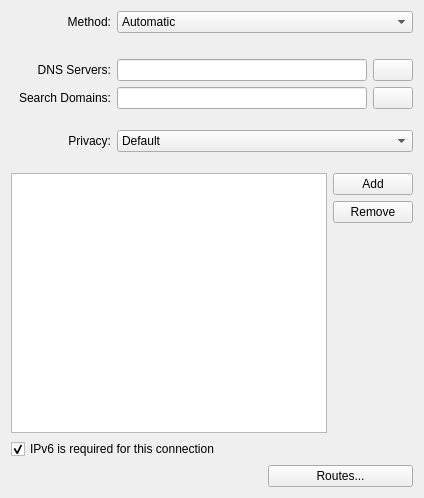
The window that libs/editor/settings/ui/ipv6.ui (KDE/plasma-nm) describes before a commit, drawn with Qt 5.
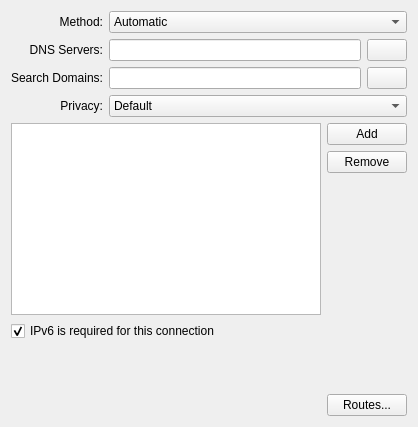
The same window after the commit. Icons and pictures are not drawn. Custom widgets are drawn as their Qt base class.

The edit to the form file:
```diff
--- a/libs/editor/settings/ui/ipv6.ui
+++ b/libs/editor/settings/ui/ipv6.ui
@@ -6,46 +6,34 @@
    <rect>
     <x>0</x>
     <y>0</y>
-    <width>424</width>
-    <height>498</height>
+    <width>418</width>
+    <height>427</height>
    </rect>
   </property>
+  <property name="sizePolicy">
+   <sizepolicy hsizetype="Preferred" vsizetype="Preferred">
+    <horstretch>0</horstretch>
+    <verstretch>0</verstretch>
+   </sizepolicy>
+  </property>
   <property name="toolTip">
    <string extracomment="Advanced IP settings"/>
   </property>
+  <property name="layoutDirection">
+   <enum>Qt::LeftToRight</enum>
+  </property>
   <layout class="QGridLayout" name="gridLayout_2">
-   <item row="4" column="1">
-    <spacer name="verticalSpacer_5">
-     <property name="orientation">
-      <enum>Qt::Vertical</enum>
-     </property>
-     <property name="sizeType">
-      <enum>QSizePolicy::Fixed</enum>
-     </property>
-     <property name="sizeHint" stdset="0">
-      <size>
-       <width>17</width>
-       <height>15</height>
-      </size>
-     </property>
-    </spacer>
-   </item>
-   <item row="5" column="0">
-    <widget class="QLabel" name="labelPrivacy">
-     <property name="sizePolicy">
-      <sizepolicy hsizetype="Minimum" vsizetype="Preferred">
-       <horstretch>0</horstretch>
-       <verstretch>0</verstretch>
-      </sizepolicy>
+   <item row="5" column="0" colspan="2">
+    <widget class="QCheckBox" name="ipv6RequiredCB">
+     <property name="toolTip">
+      <string>When connecting to IPv4-capable networks, allows the connection to complete if
+IPv6 configuration fails but IPv4 configuration succeeds</string>
      </property>
      <property name="text">
-      <string>Privacy:</string>
+      <string>IPv6 is required for this connection</string>
      </property>
-     <property name="alignment">
-      <set>Qt::AlignRight|Qt::AlignTrailing|Qt::AlignVCenter</set>
-     </property>
-     <property name="buddy">
-      <cstring>privacyCombo</cstring>
+     <property name="checked">
+      <bool>true</bool>
      </property>
     </widget>
    </item>
@@ -68,79 +56,7 @@
      </property>
     </widget>
    </item>
-   <item row="0" column="1" colspan="2">
-    <widget class="KComboBox" name="method">
-     <item>
-      <property name="text">
-       <string>Automatic</string>
-      </property>
-     </item>
-     <item>
-      <property name="text">
-       <string>Automatic (Only addresses)</string>
-      </property>
-     </item>
-     <item>
-      <property name="text">
-       <string>Automatic (Only DHCP)</string>
-      </property>
-     </item>
-     <item>
-      <property name="text">
-       <string>Link-Local</string>
-      </property>
-     </item>
-     <item>
-      <property name="text">
-       <string comment="like in use Manual configuration">Manual</string>
-      </property>
-     </item>
-     <item>
-      <property name="text">
-       <string comment="like in this setting is Disabled">Ignored</string>
-      </property>
-     </item>
-    </widget>
-   </item>
    <item row="1" column="1">
-    <spacer name="verticalSpacer">
-     <property name="orientation">
-      <enum>Qt::Vertical</enum>
-     </property>
-     <property name="sizeType">
-      <enum>QSizePolicy::Minimum</enum>
-     </property>
-     <property name="sizeHint" stdset="0">
-      <size>
-       <width>20</width>
-       <height>20</height>
-      </size>
-     </property>
-    </spacer>
-   </item>
-   <item row="2" column="0">
-    <widget class="QLabel" name="dnsLabel">
-     <property name="sizePolicy">
-      <sizepolicy hsizetype="Minimum" vsizetype="Preferred">
-       <horstretch>0</horstretch>
-       <verstretch>0</verstretch>
-      </sizepolicy>
-     </property>
-     <property name="text">
-      <string comment="@info">DNS Servers:</string>
-     </property>
-     <property name="textFormat">
-      <enum>Qt::AutoText</enum>
-     </property>
-     <property name="alignment">
-      <set>Qt::AlignRight|Qt::AlignTrailing|Qt::AlignVCenter</set>
-     </property>
-     <property name="buddy">
-      <cstring>dns</cstring>
-     </property>
-    </widget>
-   </item>
-   <item row="2" column="1" colspan="2">
     <layout class="QHBoxLayout" name="horizontalLayout_2">
      <item>
       <widget class="KLineEdit" name="dns">
@@ -174,70 +90,7 @@
      </item>
     </layout>
    </item>
-   <item row="3" column="0">
-    <widget class="QLabel" name="dnsSearchLabel">
-     <property name="sizePolicy">
-      <sizepolicy hsizetype="Minimum" vsizetype="Preferred">
-       <horstretch>0</horstretch>
-       <verstretch>0</verstretch>
-      </sizepolicy>
-     </property>
-     <property name="text">
-      <string comment="@info">Search Domains:</string>
-     </property>
-     <property name="alignment">
-      <set>Qt::AlignRight|Qt::AlignTrailing|Qt::AlignVCenter</set>
-     </property>
-     <property name="buddy">
-      <cstring>dnsSearch</cstring>
-     </property>
-    </widget>
-   </item>
-   <item row="3" column="1" colspan="2">
-    <layout class="QHBoxLayout" name="horizontalLayout_5">
-     <item>
-      <widget class="KLineEdit" name="dnsSearch">
-       <property name="minimumSize">
-        <size>
-         <width>250</width>
-         <height>0</height>
-        </size>
-       </property>
-       <property name="toolTip">
-        <string>Use this field to specify one or more DNS domains to search. Use ',' to separate entries.</string>
-       </property>
-      </widget>
-     </item>
-     <item>
-      <widget class="QPushButton" name="dnsSearchMorePushButton">
-       <property name="toolTip">
-        <string>Edit the list of DNS domains being searched</string>
-       </property>
-       <property name="icon">
-        <iconset theme="document-properties">
-         <normaloff>.</normaloff>.</iconset>
-       </property>
-      </widget>
-     </item>
-    </layout>
-   </item>
-   <item row="6" column="1">
-    <spacer name="verticalSpacer_2">
-     <property name="orientation">
-      <enum>Qt::Vertical</enum>
-     </property>
-     <property name="sizeType">
-      <enum>QSizePolicy::Fixed</enum>
-     </property>
-     <property name="sizeHint" stdset="0">
-      <size>
-       <width>17</width>
-       <height>15</height>
-      </size>
-     </property>
-    </spacer>
-   </item>
-   <item row="7" column="0" colspan="3">
+   <item row="4" column="0" colspan="2">
     <layout class="QGridLayout" name="gridLayout">
      <item row="1" column="1">
       <widget class="QPushButton" name="btnRemove">
@@ -264,7 +117,7 @@
      <item row="0" column="0" rowspan="3">
       <widget class="QTableView" name="tableViewAddresses">
        <property name="sizePolicy">
-        <sizepolicy hsizetype="MinimumExpanding" vsizetype="MinimumExpanding">
+        <sizepolicy hsizetype="Expanding" vsizetype="MinimumExpanding">
          <horstretch>0</horstretch>
          <verstretch>0</verstretch>
         </sizepolicy>
@@ -305,42 +158,33 @@
      </item>
     </layout>
    </item>
-   <item row="8" column="0" colspan="2">
-    <widget class="QCheckBox" name="ipv6RequiredCB">
-     <property name="toolTip">
-      <string>When connecting to IPv4-capable networks, allows the connection to complete if
-IPv6 configuration fails but IPv4 configuration succeeds</string>
+   <item row="1" column="0">
+    <widget class="QLabel" name="dnsLabel">
+     <property name="sizePolicy">
+      <sizepolicy hsizetype="Minimum" vsizetype="Preferred">
+       <horstretch>0</horstretch>
+       <verstretch>0</verstretch>
+      </sizepolicy>
      </property>
      <property name="text">
-      <string>IPv6 is required for this connection</string>
+      <string comment="@info">DNS Servers:</string>
      </property>
-     <property name="checked">
-      <bool>true</bool>
+     <property name="textFormat">
+      <enum>Qt::AutoText</enum>
      </property>
-    </widget>
-   </item>
-   <item row="9" column="2">
-    <widget class="QPushButton" name="btnRoutes">
-     <property name="text">
-      <string>Routes...</string>
+     <property name="alignment">
+      <set>Qt::AlignRight|Qt::AlignTrailing|Qt::AlignVCenter</set>
      </property>
     </widget>
    </item>
-   <item row="9" column="0" colspan="2">
-    <spacer name="horizontalSpacer">
-     <property name="orientation">
-      <enum>Qt::Horizontal</enum>
-     </property>
-     <property name="sizeHint" stdset="0">
-      <size>
-       <width>40</width>
-       <height>20</height>
-      </size>
-     </property>
-    </spacer>
-   </item>
-   <item row="5" column="1" colspan="2">
+   <item row="3" column="1">
     <widget class="KComboBox" name="privacyCombo">
+     <property name="sizePolicy">
+      <sizepolicy hsizetype="Expanding" vsizetype="Fixed">
+       <horstretch>0</horstretch>
+       <verstretch>0</verstretch>
+      </sizepolicy>
+     </property>
      <property name="toolTip">
       <string>Configure IPv6 Privacy Extensions for SLAAC, described in RFC4941. If enabled, it makes the kernel generate
 a temporary IPv6 address in addition to the public one generated from MAC address via modified EUI-64.
@@ -368,6 +212,161 @@
      </item>
     </widget>
    </item>
+   <item row="0" column="1">
+    <widget class="KComboBox" name="method">
+     <property name="sizePolicy">
+      <sizepolicy hsizetype="Expanding" vsizetype="Fixed">
+       <horstretch>0</horstretch>
+       <verstretch>0</verstretch>
+      </sizepolicy>
+     </property>
+     <item>
+      <property name="text">
+       <string>Automatic</string>
+      </property>
+     </item>
+     <item>
+      <property name="text">
+       <string>Automatic (Only addresses)</string>
+      </property>
+     </item>
+     <item>
+      <property name="text">
+       <string>Automatic (Only DHCP)</string>
+      </property>
+     </item>
+     <item>
+      <property name="text">
+       <string>Link-Local</string>
+      </property>
+     </item>
+     <item>
+      <property name="text">
+       <string comment="like in use Manual configuration">Manual</string>
+      </property>
+     </item>
+     <item>
+      <property name="text">
+       <string comment="like in this setting is Disabled">Ignored</string>
+      </property>
+     </item>
+    </widget>
+   </item>
+   <item row="2" column="1">
+    <layout class="QHBoxLayout" name="horizontalLayout_5">
+     <item>
+      <widget class="KLineEdit" name="dnsSearch">
+       <property name="minimumSize">
+        <size>
+         <width>250</width>
+         <height>0</height>
+        </size>
+       </property>
+       <property name="toolTip">
+        <string>Use this field to specify one or more DNS domains to search. Use ',' to separate entries.</string>
+       </property>
+      </widget>
+     </item>
+     <item>
+      <widget class="QPushButton" name="dnsSearchMorePushButton">
+       <property name="toolTip">
+        <string>Edit the list of DNS domains being searched</string>
+       </property>
+       <property name="icon">
+        <iconset theme="document-properties">
+         <normaloff>.</normaloff>.</iconset>
+       </property>
+      </widget>
+     </item>
+    </layout>
+   </item>
+   <item row="7" column="0" colspan="2">
+    <layout class="QHBoxLayout" name="horizontalLayout">
+     <item>
+      <spacer name="horizontalSpacer">
+       <property name="orientation">
+        <enum>Qt::Horizontal</enum>
+       </property>
+       <property name="sizeHint" stdset="0">
+        <size>
+         <width>40</width>
+         <height>20</height>
+        </size>
+       </property>
+      </spacer>
+     </item>
+     <item>
+      <widget class="QPushButton" name="btnRoutes">
+       <property name="sizePolicy">
+        <sizepolicy hsizetype="Preferred" vsizetype="Fixed">
+         <horstretch>0</horstretch>
+         <verstretch>0</verstretch>
+        </sizepolicy>
+       </property>
+       <property name="maximumSize">
+        <size>
+         <width>16777215</width>
+         <height>16777215</height>
+        </size>
+       </property>
+       <property name="text">
+        <string>Routes...</string>
+       </property>
+      </widget>
+     </item>
+    </layout>
+   </item>
+   <item row="3" column="0">
+    <widget class="QLabel" name="labelPrivacy">
+     <property name="sizePolicy">
+      <sizepolicy hsizetype="Minimum" vsizetype="Preferred">
+       <horstretch>0</horstretch>
+       <verstretch>0</verstretch>
+      </sizepolicy>
+     </property>
+     <property name="text">
+      <string>Privacy:</string>
+     </property>
+     <property name="alignment">
+      <set>Qt::AlignRight|Qt::AlignTrailing|Qt::AlignVCenter</set>
+     </property>
+     <property name="buddy">
+      <cstring>privacyCombo</cstring>
+     </property>
+    </widget>
+   </item>
+   <item row="2" column="0">
+    <widget class="QLabel" name="dnsSearchLabel">
+     <property name="sizePolicy">
+      <sizepolicy hsizetype="Minimum" vsizetype="Preferred">
+       <horstretch>0</horstretch>
+       <verstretch>0</verstretch>
+      </sizepolicy>
+     </property>
+     <property name="text">
+      <string comment="@info">Search Domains:</string>
+     </property>
+     <property name="alignment">
+      <set>Qt::AlignRight|Qt::AlignTrailing|Qt::AlignVCenter</set>
+     </property>
+     <property name="buddy">
+      <cstring>dnsSearch</cstring>
+     </property>
+    </widget>
+   </item>
+   <item row="6" column="0" colspan="2">
+    <spacer name="verticalSpacer">
+     <property name="orientation">
+      <enum>Qt::Vertical</enum>
+     </property>
+     <property name="sizeHint" stdset="0">
+      <size>
+       <width>20</width>
+       <height>40</height>
+      </size>
+     </property>
+    </spacer>
+   </item>
   </layout>
  </widget>
  <customwidgets>
```
Left out of the diff: 18 changed lines with no effect on the pictures.
